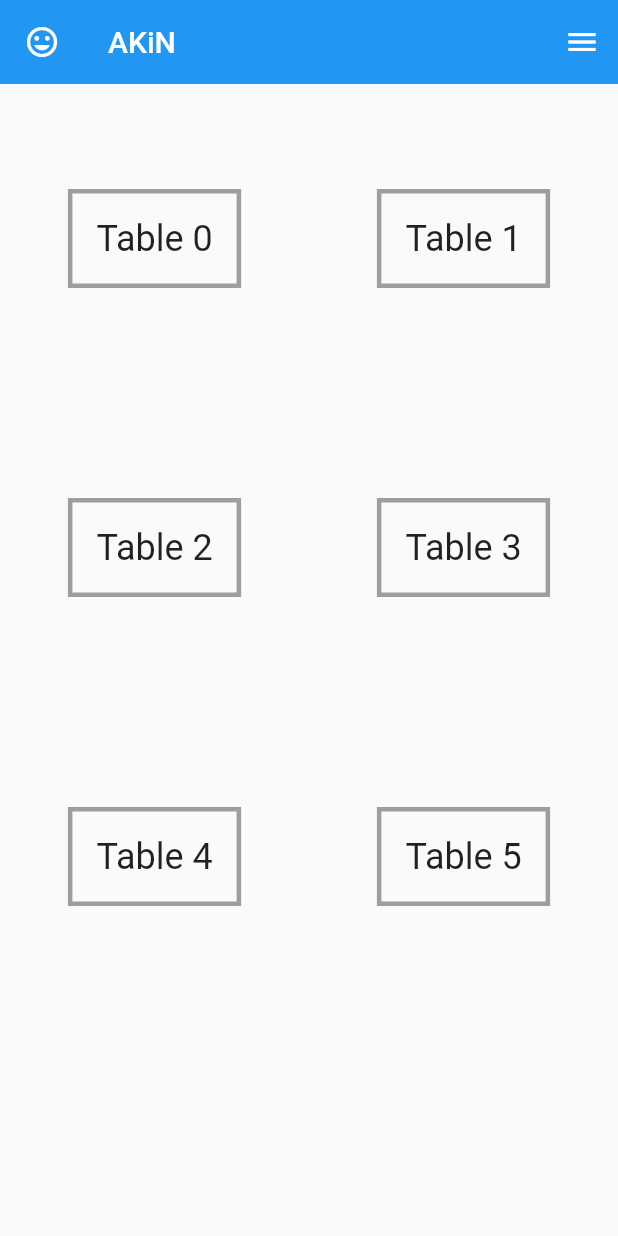
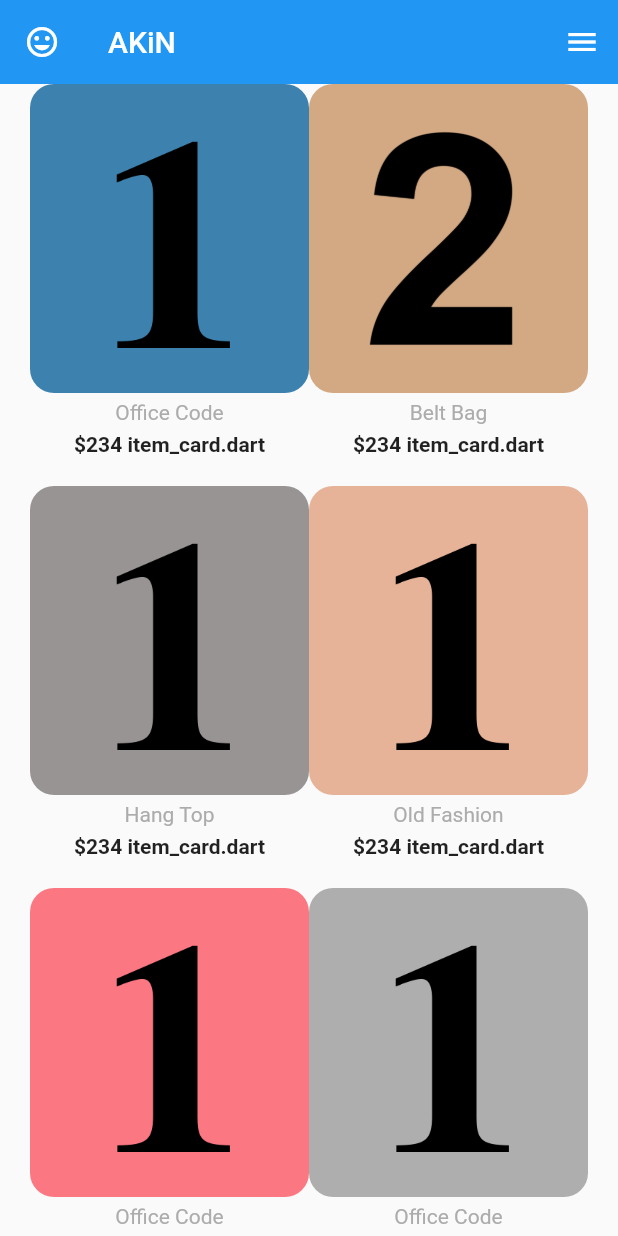
Before and after one commit to gipsycloud/akin, a Flutter app: the screen it shows after launch, on a phone screen of 412 x 824 dp. Run offline on Flutter 3.47's test engine with Material 2 defaults, Android fonts, the phone set to English and light mode, and no system bars; our stand-ins replace flutter_svg, hive, hive_flutter; accounts and stored records are empty.

Commit message:
adding product order

```diff
--- /dev/null
+++ b/lib/model/product.dart
@@ -0,0 +1,71 @@
+import 'package:flutter/material.dart';
+
+class Product {
+  final String image, title, description;
+  final int price, size, id;
+  final Color color;
+  Product({
+    required this.id,
+    required this.image,
+    required this.title,
+    required this.price,
+    required this.description,
+    required this.size,
+    required this.color,
+  });
+}
+
+List<Product> products = [
+  Product(
+      id: 1,
+      title: "Office Code",
+      price: 234,
+      size: 12,
+      description: dummyText,
+      image: "assets/images/one.png",
+      color: const Color(0xFF3D82AE)),
+  Product(
+      id: 2,
+      title: "Belt Bag",
+      price: 234,
+      size: 8,
+      description: dummyText,
+      image: "assets/images/two.png",
+      color: const Color(0xFFD3A984)),
+  Product(
+      id: 3,
+      title: "Hang Top",
+      price: 234,
+      size: 10,
+      description: dummyText,
+      image: "assets/images/one.png",
+      color: const Color(0xFF989493)),
+  Product(
+      id: 4,
+      title: "Old Fashion",
+      price: 234,
+      size: 11,
+      description: dummyText,
+      image: "assets/images/one.png",
+      color: const Color(0xFFE6B398)),
+  Product(
+      id: 5,
+      title: "Office Code",
+      price: 234,
+      size: 12,
+      description: dummyText,
+      image: "assets/images/one.png",
+      color: const Color(0xFFFB7883)),
+  Product(
+    id: 6,
+    title: "Office Code",
+    price: 234,
+    size: 12,
+    description: dummyText,
+    image: "assets/images/one.png",
+    color: const Color(0xFFAEAEAE),
+  ),
+];
+
+String dummyText =
+    "Lorem Ipsum is simply dummy text of the printing and typesetting industry. Lorem Ipsum has been the industry's standard dummy text ever since. When an unknown printer took a galley.";
--- a/lib/order.dart
+++ b/lib/order.dart
@@ -1,4 +1,8 @@
 import 'package:akin/add_category.dart';
+import 'package:akin/model/product.dart';
+import 'package:akin/screen/details.dart';
+import 'package:akin/util/item_card.dart';
+import 'package:akin/widget/constants.dart';
 import 'package:flutter/material.dart';
 
 class Order extends StatefulWidget {
@@ -25,23 +29,86 @@
           ],
           elevation: 0.0,
         ),
-      body: GridView.count(
+        body: Column(
+          children: [
+            Expanded(
+                flex: 1,
+                child: Padding(
+                  padding:
+                      const EdgeInsets.symmetric(horizontal: kDefaultPadding),
+                  child: GridView.builder(
+                      itemCount: products.length,
+                      gridDelegate:
+                          const SliverGridDelegateWithFixedCrossAxisCount(
+                              mainAxisSpacing: kDefaultPadding,
                               crossAxisCount: 2,
-        children: List.generate(6, (index) {
-          return Center(
-            child: Container(
-              decoration: BoxDecoration(
-                border: Border.all(color: Colors.grey, width: 3.0),
-              ),
-              padding: const EdgeInsets.all(16.0),
-              child: Text(
-                'Table $index',
-                style: Theme.of(context).textTheme.headline5,
-              ),
-            ),
-          );
-        }),
-      ),
-    );
+                              childAspectRatio: 0.75),
+                      itemBuilder: (context, index) => ItemCard(
+                            product: products[index],
+                            press: () async {
+                              Navigator.push(
+                                  context,
+                                  MaterialPageRoute(
+                                      builder: (context) =>
+                                          Details(product: products[index])));
+                            },
+                          )),
+                )),
+          ],
+        ));
   }
 }
+
+
+
+
+
+
+
+
+
+
+
+
+
+
+
+
+
+
+
+
+
+
+
+// body: GridView.count(
+      //   crossAxisCount: 2,
+      //   children: List.generate(6, (index) {
+      //     // return Center(
+      //     //   child: Container(
+      //     //     decoration: BoxDecoration(
+      //     //       border: Border.all(color: Colors.grey, width: 3.0),
+      //     //     ),
+      //     //     padding: const EdgeInsets.all(16.0),
+      //     //     child: Text(
+      //     //       'Table $index',
+      //     //       style: Theme.of(context).textTheme.headline5,
+      //     //     ),
+      //     //   ),
+      //     // );
+      //     return Column(
+      //       children: <Widget>[
+      //         Container(
+      //           padding: const EdgeInsets.all(kDefaultPadding),
+      //           height: 180.0,
+      //           width: 160.0,
+      //           decoration: BoxDecoration(
+      //               color: products[0].color,
+      //               borderRadius: BorderRadius.circular(16.0)),
+      //           child: Image.asset(products[0].image),
+      //         ),
+      //         Text(products[0].title)
+      //       ],
+      //     );
+      //   }),
+      // ),
--- /dev/null
+++ b/lib/util/item_card.dart
@@ -0,0 +1,47 @@
+import 'package:akin/model/product.dart';
+import 'package:akin/widget/constants.dart';
+import 'package:flutter/material.dart';
+
+class ItemCard extends StatelessWidget {
+  final Product product;
+  final Function press;
+  const ItemCard({
+    Key? key,
+    required this.product,
+    required this.press,
+  }) : super(key: key);
+
+  @override
+  Widget build(BuildContext context) {
+    return GestureDetector(
+      onTap: () {
+        press();
+      },
+      child: Column(
+          // crossAxisAlignment: CrossAxisAlignment.start,
+          children: <Widget>[
+            Expanded(
+              child: Container(
+                padding: const EdgeInsets.all(kDefaultPadding),
+                decoration: BoxDecoration(
+                    color: product.color,
+                    borderRadius: BorderRadius.circular(16.0)),
+                child: Image.asset(product.image),
+              ),
+            ),
+            Padding(
+              padding:
+                  const EdgeInsets.symmetric(vertical: kDefaultPadding / 4),
+              child: Text(
+                product.title,
+                style: const TextStyle(color: kTextLightColor),
+              ),
+            ),
+            Text("\$${product.price} item_card.dart",
+                style: const TextStyle(
+                  fontWeight: FontWeight.bold,
+                ))
+          ]),
+    );
+  }
+}
--- /dev/null
+++ b/lib/widget/constants.dart
@@ -0,0 +1,6 @@
+import 'package:flutter/material.dart';
+
+const kTextColor = Color(0xFF535353);
+const kTextLightColor = Color(0xFFACACAC);
+
+const kDefaultPadding = 20.0;
```
Also changed, not shown: lib/screen/body.dart (added, +43 -0 lines), lib/screen/details.dart (added, +45 -0 lines), lib/util/add_person_form.dart (+15 -0 lines), lib/util/update_user_form.dart (+15 -0 lines), pubspec.yaml (+4 -3 lines), assets/icons/back.svg (added), assets/icons/search.svg (added), assets/icons/shopping-cart.svg (added), assets/images/one.png (added), assets/images/two.png (added), pubspec.lock. Lines whose indentation alone changed are shown as unchanged.
